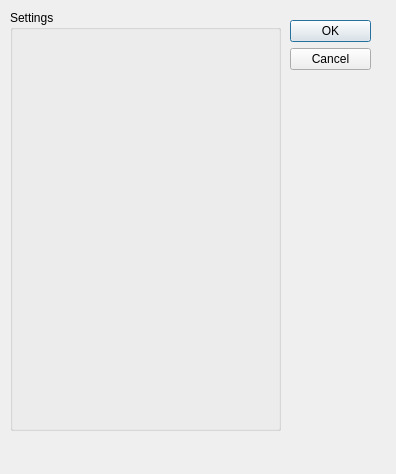
Above: QuantumComposer/dialogQuantumComposer.ui from itom-project/plugins before the change. Below: the same form after it.
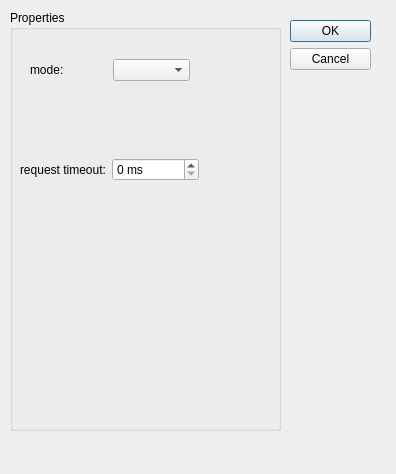
That is the form after the change.

Commit message: QuantumComposer: added some parameters to dockWidget and dialog

Patch:
```diff
--- a/QuantumComposer/dialogQuantumComposer.ui
+++ b/QuantumComposer/dialogQuantumComposer.ui
@@ -39,8 +39,59 @@
     </rect>
    </property>
    <property name="title">
-    <string>Settings</string>
+    <string>Properties</string>
    </property>
+   <widget class="QWidget" name="horizontalLayoutWidget">
+    <property name="geometry">
+     <rect>
+      <x>20</x>
+      <y>20</y>
+      <width>160</width>
+      <height>80</height>
+     </rect>
+    </property>
+    <layout class="QHBoxLayout" name="horizontalLayout">
+     <item>
+      <widget class="QLabel" name="label">
+       <property name="text">
+        <string>mode:</string>
+       </property>
+      </widget>
+     </item>
+     <item>
+      <widget class="QComboBox" name="comboBoxMode"/>
+     </item>
+    </layout>
+   </widget>
+   <widget class="QWidget" name="horizontalLayoutWidget_2">
+    <property name="geometry">
+     <rect>
+      <x>10</x>
+      <y>120</y>
+      <width>179</width>
+      <height>80</height>
+     </rect>
+    </property>
+    <layout class="QHBoxLayout" name="horizontalLayout_2">
+     <item>
+      <widget class="QLabel" name="label_2">
+       <property name="text">
+        <string>request timeout:</string>
+       </property>
+      </widget>
+     </item>
+     <item>
+      <widget class="QSpinBox" name="spinBoxTimeout">
+       <property name="suffix">
+        <string> ms</string>
+       </property>
+       <property name="maximum">
+        <number>999999999</number>
+       </property>
+      </widget>
+     </item>
+    </layout>
+   </widget>
   </widget>
  </widget>
  <resources/>
```
The commit also changes 5 other files.
